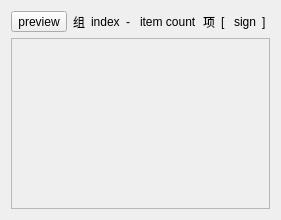
PPJUST/ComicDup, file components/widget_assembler_similar_result_preview/widget_similar_group_info/res/similar_group_info.ui: the form before one commit.
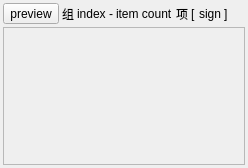
The form after the commit.

The edit to the form file:
```diff
--- a/components/widget_assembler_similar_result_preview/widget_similar_group_info/res/similar_group_info.ui
+++ b/components/widget_assembler_similar_result_preview/widget_similar_group_info/res/similar_group_info.ui
@@ -6,16 +6,34 @@
    <rect>
     <x>0</x>
     <y>0</y>
-    <width>281</width>
-    <height>220</height>
+    <width>248</width>
+    <height>168</height>
    </rect>
   </property>
   <property name="windowTitle">
    <string>Form</string>
   </property>
-  <layout class="QVBoxLayout" name="verticalLayout">
+  <layout class="QVBoxLayout" name="verticalLayout" stretch="0,1">
+   <property name="spacing">
+    <number>3</number>
+   </property>
+   <property name="leftMargin">
+    <number>3</number>
+   </property>
+   <property name="topMargin">
+    <number>3</number>
+   </property>
+   <property name="rightMargin">
+    <number>3</number>
+   </property>
+   <property name="bottomMargin">
+    <number>3</number>
+   </property>
    <item>
     <layout class="QHBoxLayout" name="horizontalLayout">
+     <property name="spacing">
+      <number>3</number>
+     </property>
      <item>
       <widget class="QToolButton" name="toolButton_preview">
        <property name="text">
@@ -79,6 +97,19 @@
        </property>
       </widget>
      </item>
+     <item>
+      <spacer name="horizontalSpacer">
+       <property name="orientation">
+        <enum>Qt::Orientation::Horizontal</enum>
+       </property>
+       <property name="sizeHint" stdset="0">
+        <size>
+         <width>40</width>
+         <height>20</height>
+        </size>
+       </property>
+      </spacer>
+     </item>
     </layout>
    </item>
    <item>
@@ -91,11 +122,27 @@
        <rect>
         <x>0</x>
         <y>0</y>
-        <width>261</width>
-        <height>171</height>
+        <width>240</width>
+        <height>134</height>
        </rect>
       </property>
-      <layout class="QHBoxLayout" name="horizontalLayout_2"/>
+      <layout class="QHBoxLayout" name="horizontalLayout_2">
+       <property name="spacing">
+        <number>3</number>
+       </property>
+       <property name="leftMargin">
+        <number>3</number>
+       </property>
+       <property name="topMargin">
+        <number>3</number>
+       </property>
+       <property name="rightMargin">
+        <number>3</number>
+       </property>
+       <property name="bottomMargin">
+        <number>3</number>
+       </property>
+      </layout>
      </widget>
     </widget>
    </item>
```
